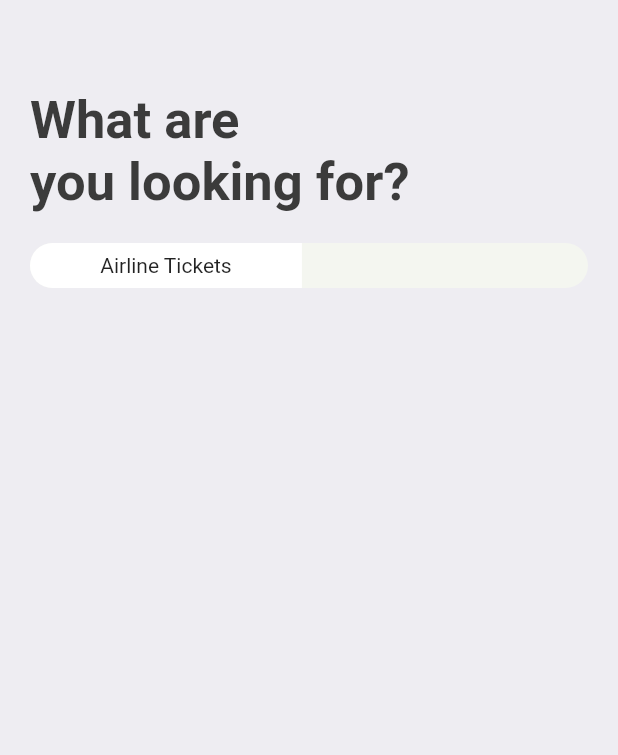
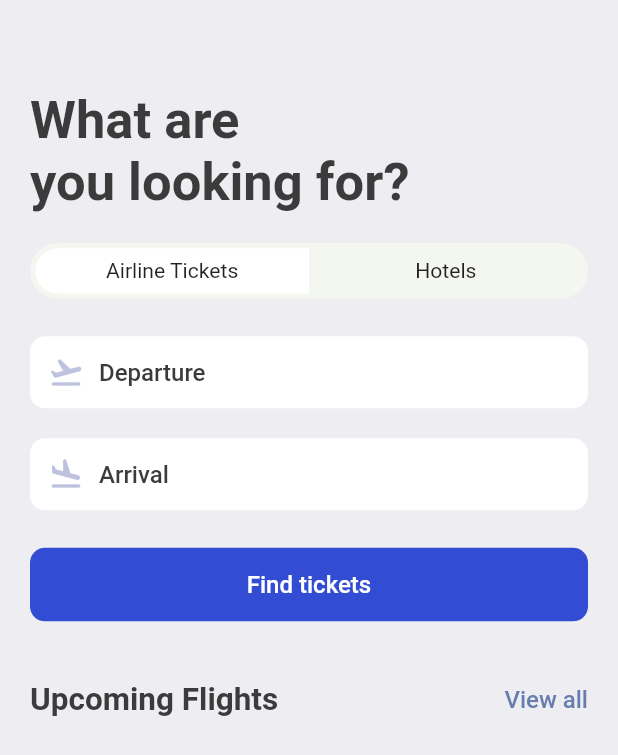
Before and after one commit to Moyinoluwa3/FlutterUiDesign, a Flutter app: the SearchScreen screen opened directly, on a phone screen of 412 x 824 dp. Shown: the top 755 px of the screen. Run offline on Flutter 3.47's test engine with Material 2 defaults, Android fonts, the light colour scheme and no system bars; our stand-ins replace fluentui_icons, gap, get.

Commit message:
added more features

```diff
--- a/lib/screens/home_screen.dart
+++ b/lib/screens/home_screen.dart
@@ -7,6 +7,7 @@ import 'package:ticketeer/screens/hotel_views.dart';
 import 'package:ticketeer/screens/ticket_view.dart';
 import 'package:ticketeer/utils/app_info_list.dart';
 import 'package:ticketeer/utils/app_styles.dart';
+import 'package:ticketeer/widgets/view_all__widget.dart';
 // import 'package:flutter/src/widgets/container.dart';
 // import 'package:flutter/src/widgets/framework.dart';
 
@@ -71,20 +72,8 @@ class HomeScreen extends StatelessWidget {
                       ),
                     ),
                     const Gap(40),
-                    Row(
-                      mainAxisAlignment: MainAxisAlignment.spaceBetween,
-                      children: [
-                        Text("Upcoming Flights", style: Styles.headLineStyle2),
-                        InkWell(
-                          onTap: () {
-                            log("You are tapped");
-                          },
-                          child: Text("View all",
-                              style: Styles.textStyle
-                                  .copyWith(color: Styles.primaryColor)),
-                        )
-                      ],
-                    )
+                    const AppDoubleTextWidget(
+                        bigText: "Upcoming Flights", smallText: "View all")
                   ],
                 )),
             const Gap(15),
@@ -99,20 +88,8 @@ class HomeScreen extends StatelessWidget {
             const Gap(15),
             Container(
               padding: const EdgeInsets.symmetric(horizontal: 20),
-              child: Row(
-                mainAxisAlignment: MainAxisAlignment.spaceBetween,
-                children: [
-                  Text("Hotels", style: Styles.headLineStyle2),
-                  InkWell(
-                    onTap: () {
-                      log("You are tapped");
-                    },
-                    child: Text("View all",
-                        style: Styles.textStyle
-                            .copyWith(color: Styles.primaryColor)),
-                  )
-                ],
-              ),
+              child: const AppDoubleTextWidget(
+                  bigText: "Hotels", smallText: "View all"),
             ),
             const Gap(15),
             SingleChildScrollView(
--- a/lib/screens/search_screen.dart
+++ b/lib/screens/search_screen.dart
@@ -1,8 +1,10 @@
 import 'package:flutter/material.dart';
 import 'package:gap/gap.dart';
+import 'package:ticketeer/widgets/icon_text_widget.dart';
 
 import '../utils/app_layout.dart';
 import '../utils/app_styles.dart';
+import '../widgets/view_all__widget.dart';
 
 class SearchScreen extends StatelessWidget {
   const SearchScreen({super.key});
@@ -25,7 +27,9 @@ class SearchScreen extends StatelessWidget {
               ),
             ),
             Gap(AppLayout.getHeight(20)),
-          Container(
+            FittedBox(
+              child: Container(
+                padding: const EdgeInsets.all(3.5),
                 decoration: BoxDecoration(
                   borderRadius: BorderRadius.circular(
                     AppLayout.getHeight(50),
@@ -34,21 +38,54 @@ class SearchScreen extends StatelessWidget {
                 ),
                 child: Row(
                   children: [
+                    // airline ticket
                     Container(
                       width: size.width * .44,
-                  padding:
-                      EdgeInsets.symmetric(vertical: AppLayout.getHeight(7)),
+                      padding: EdgeInsets.symmetric(
+                          vertical: AppLayout.getHeight(7)),
                       decoration: BoxDecoration(
                           borderRadius: BorderRadius.horizontal(
                               left: Radius.circular(AppLayout.getHeight(50))),
                           color: Colors.white),
                       child: const Center(child: Text("Airline Tickets")),
-                )
+                    ),
+                    // Hotels
+                    Container(
+                      width: size.width * .44,
+                      padding: EdgeInsets.symmetric(
+                          vertical: AppLayout.getHeight(7)),
+                      decoration: BoxDecoration(
+                          borderRadius: BorderRadius.horizontal(
+                              right: Radius.circular(AppLayout.getHeight(50))),
+                          color: Colors.transparent),
+                      child: const Center(child: Text("Hotels")),
+                    ),
                   ],
                 ),
-          )
-        ],
               ),
+            ),
+            Gap(AppLayout.getHeight(25)),
+            const AppIconText(
+                icon: Icons.flight_takeoff_rounded, text: "Departure"),
+            Gap(AppLayout.getHeight(20)),
+            const AppIconText(icon: Icons.flight_land_rounded, text: "Arrival"),
+            Gap(AppLayout.getHeight(25)),
+            Container(
+              padding: EdgeInsets.symmetric(
+                  vertical: AppLayout.getWidth(15),
+                  horizontal: AppLayout.getWidth(15)),
+              decoration: BoxDecoration(
+                  color: const Color(0xD91130CE),
+                  borderRadius: BorderRadius.circular(AppLayout.getWidth(10))),
+              child: Center(
+                child: Text("Find tickets",
+                    style: Styles.textStyle.copyWith(color: Colors.white)),
+              ),
+            ),
+            Gap(AppLayout.getHeight(40)),
+            const AppDoubleTextWidget(
+                bigText: "Upcoming Flights", smallText: "View all")
+          ]),
     );
   }
 }
--- /dev/null
+++ b/lib/widgets/icon_text_widget.dart
@@ -0,0 +1,35 @@
+import 'package:flutter/material.dart';
+import 'package:gap/gap.dart';
+
+import '../utils/app_layout.dart';
+import '../utils/app_styles.dart';
+
+class AppIconText extends StatelessWidget {
+  final IconData icon;
+  final String text;
+  const AppIconText({super.key, required this.icon, required this.text});
+
+  @override
+  Widget build(BuildContext context) {
+    return Container(
+      padding: EdgeInsets.symmetric(
+          vertical: AppLayout.getWidth(12), horizontal: AppLayout.getWidth(12)),
+      decoration: BoxDecoration(
+          color: Colors.white,
+          borderRadius: BorderRadius.circular(AppLayout.getWidth(10))),
+      child: Row(
+        children: [
+          Icon(
+            icon,
+            color: const Color(0xFFBFC2DF),
+          ),
+          Gap(AppLayout.getWidth(10)),
+          Text(
+            text,
+            style: Styles.textStyle,
+          )
+        ],
+      ),
+    );
+  }
+}
--- /dev/null
+++ b/lib/widgets/view_all__widget.dart
@@ -0,0 +1,29 @@
+import 'dart:developer';
+
+import 'package:flutter/material.dart';
+
+import '../utils/app_styles.dart';
+
+class AppDoubleTextWidget extends StatelessWidget {
+  final String bigText;
+  final String smallText;
+  const AppDoubleTextWidget(
+      {super.key, required this.bigText, required this.smallText});
+
+  @override
+  Widget build(BuildContext context) {
+    return Row(
+      mainAxisAlignment: MainAxisAlignment.spaceBetween,
+      children: [
+        Text(bigText, style: Styles.headLineStyle2),
+        InkWell(
+          onTap: () {
+            log("You are tapped");
+          },
+          child: Text(smallText,
+              style: Styles.textStyle.copyWith(color: Styles.primaryColor)),
+        )
+      ],
+    );
+  }
+}
```
Lines whose indentation alone changed are shown as unchanged.
